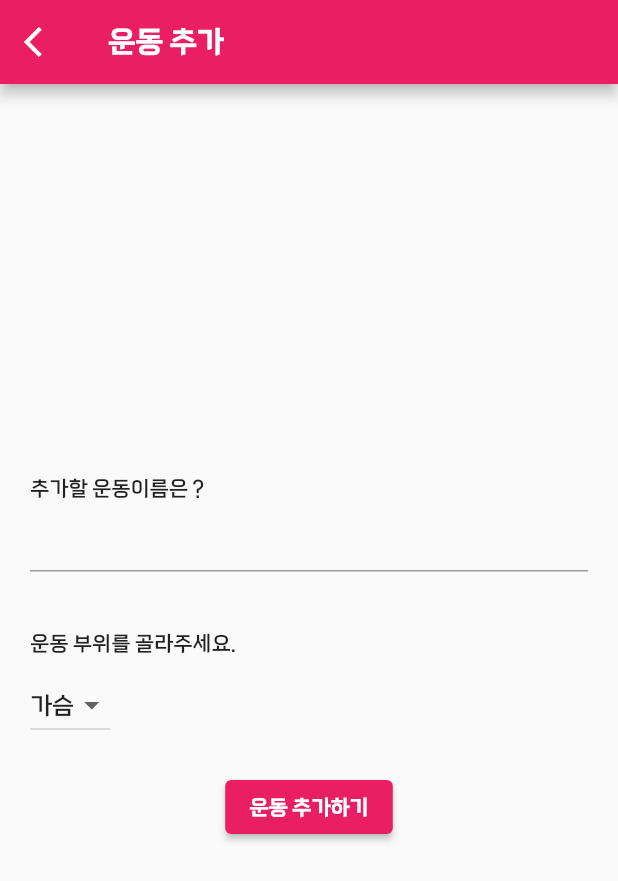
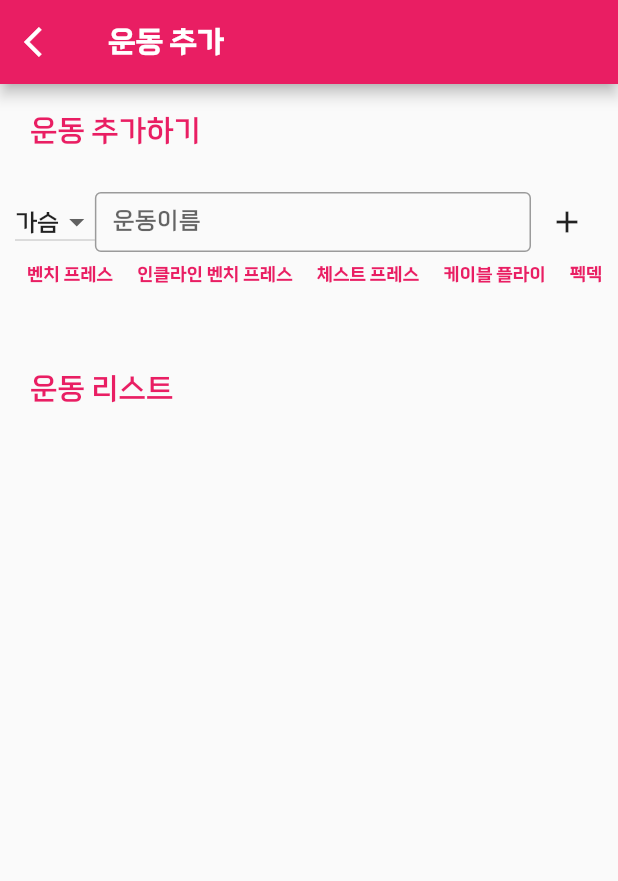
Before and after one commit to keesus/sisyphus, a Flutter app: the screen it shows after launch, after a tap on the "add" icon, on a phone screen of 412 x 824 dp. Shown: the top 881 px of the screen. Run offline on Flutter 3.47's test engine with Material 2 defaults, Android fonts, the phone set to English and light mode, and no system bars; our stand-ins replace shared_preferences, sqflite, wakelock; accounts and stored records are empty.

```diff
--- a/lib/db/db_helper.dart
+++ b/lib/db/db_helper.dart
@@ -137,10 +137,10 @@ class DBHelper {
   }
 
 
-  Future<List<Map<String, dynamic>>> getSetsTemp() async {
+  Future<List<Map<String, dynamic>>> getWorkoutWithBodyPart() async {
     Database db = await instance.database;
-    List<Map<String, dynamic>> sets = await db.query('sets', orderBy: 'created_at');
-    return sets;
+    List<Map<String, dynamic>> result = await db.rawQuery('SELECT * FROM workouts, bodyparts_workouts WHERE workouts.id = bodyparts_workouts.workout ORDER BY workouts.created_at');
+    return result;
   }
 
 
@@ -196,6 +196,7 @@ class DBHelper {
     Database db = await instance.database;
         result = await db.rawQuery('SELECT DISTINCT sets.id, sets.workout, sets.weight, sets.target_num_time, workouts.name, sets.created_at, evaluations.type, evaluations.elapsed_time FROM sets, workouts, evaluations WHERE SUBSTR(sets.created_at, 0, 10) = ? AND sets.workout = workouts.id AND evaluations.set_id = sets.id ORDER BY sets.created_at',[today]);
     return result;
+
   }
 
 
@@ -271,12 +272,8 @@ class DBHelper {
   }
 
   static void deleteSet(int id) async {
-    print('delete set id : $id');
     Database db = await instance.database;
     await db.rawDelete('DELETE FROM sets WHERE id = ? ', [id]);
-    var temp = await db.rawQuery('SELECT * FROM sets ORDER BY created_at DESC');
-    print('sets after delete');
-    print(temp);
   }
 
 }
--- a/lib/screen/add_workout_screen.dart
+++ b/lib/screen/add_workout_screen.dart
@@ -1,8 +1,10 @@
 
+import 'package:collection/collection.dart';
 import 'package:flutter/material.dart';
 import 'package:sisyphus/db/bodyparts_workouts.dart';
 import '../db/db_helper.dart';
 import '../db/workouts.dart';
+import '../utils/dropdownfield.dart';
 
 class AddWorkoutScreen extends StatefulWidget {
   const AddWorkoutScreen({Key? key}) : super(key: key);
@@ -15,18 +17,118 @@ class _AddWorkoutScreenState extends State<AddWorkoutScreen> {
   final textController = TextEditingController();
   late String createdAt;
   late String updatedAt;
-  late String dropdownValue;
+  late String dropdownBodyPartValue;
+  late String dropdownWorkoutNameValue;
+
+  late List<Map<String, dynamic>> workouts;
+  late Map<String, List> workoutsInGroup;
+
+
   final List<String> bodyparts = ['가슴', '등', '어깨', '팔', '하체'];
+
+  List<String> chestEntries = [
+    '벤치 프레스',
+    '인클라인 벤치 프레스',
+    '체스트 프레스',
+    '케이블 플라이',
+    '펙덱 플라이',
+    '딥스',
+    '푸시업'
+  ];
+
+  List<String> backEntries = [
+    '풀 업',
+    '데드 리프트',
+    '랫 풀 다운',
+    '암 풀 다운',
+    '시티드 로우',
+    '바벨 로우',
+    '덤벨 로우',
+  ];
+
+  List<String> sholuderEntries = [
+    '숄더 프레스',
+    '오버 헤드 프레스',
+    '사이드 레터럴 레이즈',
+    '프론트 레이즈',
+    '백 플라이',
+  ];
+
+
+  List<String> armEntries = [
+    '바벨 컬',
+    '덤벨 컬',
+    '머신 컬',
+    '해머 컬',
+    '오버헤드 익스텐션',
+    '덤벨 킥백'
+  ];
+
+  List<String> legEntries = [
+    '스쿼트',
+    '레그 익스텐션',
+    '레그 컬',
+    '레그 프레스',
+  ];
+
+  late List<String> selectedEntries;
 
   @override
   void initState() {
-    dropdownValue = bodyparts.first;
+    dropdownBodyPartValue = bodyparts.first;
+    workoutsInGroup = {};
+    selectedEntries= chestEntries;
+
+    Future.delayed(const Duration(milliseconds: 300), () async{
+      setWorkoutList();
+    });
+
+  }
+
+
+  void setWorkoutList() async {
+    workoutsInGroup = {};
+    workouts = await DBHelper.instance.getWorkoutWithBodyPart();
+    setState(() {
+      workoutsInGroup = groupBy(workouts, (Map obj) => obj['bodypart']).cast<String, List>();
+    });
+  }
+
+
+  void switchRecommendEntries(String value) {
+    selectedEntries = [];
+    switch(value) {
+      case '가슴':
+        setState(() {
+          selectedEntries = chestEntries;
+        });
+        break;
+      case '등':
+        setState(() {
+          selectedEntries = backEntries;
+        });
+        break;
+      case '어깨':
+        setState(() {
+          selectedEntries = sholuderEntries;
+        });
+        break;
+      case '팔':
+        setState(() {
+          selectedEntries = armEntries;
+        });
+        break;
+      case '하체':
+        setState(() {
+          selectedEntries = legEntries;
+        });
+        break;
+    }
   }
 
 
   @override
   Widget build(BuildContext context) {
-
     return Scaffold(
       appBar: AppBar(
         leading: IconButton(
@@ -36,22 +138,22 @@ class _AddWorkoutScreenState extends State<AddWorkoutScreen> {
         title: Text('운동 추가')
       ),
       body: Padding(
-        padding: const EdgeInsets.all(20.0),
-        child: Center(
+        padding: const EdgeInsets.all(10.0),
+        child: SingleChildScrollView(
           child: Column(
             mainAxisSize: MainAxisSize.min,
             children: [
-              Column(
-                mainAxisSize: MainAxisSize.min,
-                crossAxisAlignment: CrossAxisAlignment.start,
+              menuLabel('운동 추가하기'),
+              SizedBox(height: 20),
+              SizedBox(
+                height: 40,
+                child: Row(
+                  mainAxisSize: MainAxisSize.max,
+                  mainAxisAlignment: MainAxisAlignment.spaceEvenly,
                   children: [
-                  Text('추가할 운동이름은 ?'),
-                  TextField(controller: textController),
-                  SizedBox(height: 40,),
-                  Text('운동 부위를 골라주세요.'),
-                  SizedBox(height: 10,),
                     DropdownButton(
-                    value: dropdownValue,
+                      hint: Text('종류'),
+                        value: dropdownBodyPartValue,
                         items: bodyparts.map((String value) {
                           return DropdownMenuItem(
                               value: value,
@@ -60,28 +162,52 @@ class _AddWorkoutScreenState extends State<AddWorkoutScreen> {
                         }).toList(),
                         onChanged: (String? value) {
                           setState(() {
-                        dropdownValue = value!;
+                            dropdownBodyPartValue = value!;
                           });
+                          switchRecommendEntries(value!);
                         }
                     ),
-                  SizedBox(height: 20,),
-                ],
+                    Flexible(
+                      fit: FlexFit.loose,
+                      child: TextField(
+                          decoration: InputDecoration(
+                            border: OutlineInputBorder(),
+                            labelText: '운동이름'
                           ),
-              ElevatedButton(
+                          controller: textController,
+                          onChanged: (String newValue) {
+                          print(newValue);
+                          setState(() {
+                            textController.text = newValue;
+                          });
+                        },
+                      ),
+                    ),
+                    IconButton(
                         onPressed: () async {
                                 createdAt = DateTime.now().toIso8601String();
                                 updatedAt = DateTime.now().toIso8601String();
-                    if(textController.text != null && dropdownValue != null) {
+                                if(textController.text != '' && dropdownBodyPartValue != '') {
                                   var workoutID = await DBHelper.instance.insertWorkouts(Workouts(name: textController.text, created_at: createdAt, updated_at: updatedAt));
-                      await DBHelper.instance.insertBodypartsWorkouts(BodypartsWorkouts(workout: workoutID, bodypart: dropdownValue, createdAt: createdAt, updatedAt: updatedAt));
+                                  await DBHelper.instance.insertBodypartsWorkouts(BodypartsWorkouts(workout: workoutID, bodypart: dropdownBodyPartValue, createdAt: createdAt, updatedAt: updatedAt));
                                   setState(() {
                                     textController.clear();
-                        dropdownValue = bodyparts.first;
+                                    dropdownBodyPartValue = bodyparts.first;
                                   });
+                                  setWorkoutList();
                                 }
                         },
-                  child: Text('운동 추가하기')
+                        icon: Icon(Icons.add)
                     )
+                  ],
+                ),
+              ),
+              workoutEntry(),
+              SizedBox(height: 40),
+              menuLabel('운동 리스트'),
+              SizedBox(height: 20),
+              workoutList()
+
             ],
           ),
         ),
@@ -89,5 +215,65 @@ class _AddWorkoutScreenState extends State<AddWorkoutScreen> {
     );
   }
 
+  Widget workoutEntry() {
+    return SizedBox(
+      height: 30,
+      child: ListView.builder(
+        scrollDirection: Axis.horizontal,
+          shrinkWrap: true,
+          itemCount: selectedEntries.length,
+          itemBuilder: (BuildContext context, int index) {
+            return TextButton(
+                onPressed: () {
+                  setState(() {
+                    textController.text = selectedEntries[index];
+                  });
+                },
+                child: Text(selectedEntries[index], style: TextStyle(color: Colors.pink, fontSize: 12),)
+            );
+          }
+      ),
+    );
+  }
+  Widget menuLabel(String text) {
+    return Padding(
+      padding: const EdgeInsets.all(10.0),
+      child: Row(
+        children: [
+          Text(text, style: TextStyle(fontSize: 20, color: Colors.pink))
+        ],
+      ),
+    );
+  }
 
+  Widget workoutList() {
+    return ListView.builder(
+        shrinkWrap: true,
+        itemCount: workoutsInGroup.length,
+        itemBuilder: (BuildContext context, int index) {
+          return Theme(
+            data: Theme.of(context)
+                .copyWith(dividerColor: Colors.transparent),
+            child: ExpansionTile(
+                initiallyExpanded: false,
+                title: Text(workoutsInGroup.keys.toList()[index].toString()),
+                children: List<Widget>.generate(
+                    workoutsInGroup.entries.toList()[index].value.length, (int i) {
+                  return Padding(
+                    padding: const EdgeInsets.all(10.0),
+                    child: SizedBox(
+                      height: 20,
+                      child: Row(
+                        mainAxisAlignment: MainAxisAlignment.center,
+                        children: [
+                          Text(workoutsInGroup.entries.toList()[index].value.toList()[i]['name'].toString()),
+                        ],
+                      ),
+                    ),
+                  );
+                })
+            ),
+          );
+        });
   }
+}
--- /dev/null
+++ b/lib/utils/dropdownfield.dart
@@ -0,0 +1,311 @@
+// ignore_for_file: unnecessary_statements
+
+library dropdownfield;
+
+import 'package:flutter/material.dart';
+import 'package:flutter/services.dart';
+
+///DropDownField has customized autocomplete text field functionality
+///
+///Parameters
+///
+///value - dynamic - Optional value to be set into the Dropdown field by default when this field renders
+///
+///icon - Widget - Optional icon to be shown to the left of the Dropdown field
+///
+///hintText - String - Optional Hint text to be shown
+///
+///hintStyle - TextStyle - Optional styling for Hint text. Default is normal, gray colored font of size 18.0
+///
+///labelText - String - Optional Label text to be shown
+///
+///labelStyle - TextStyle - Optional styling for Label text. Default is normal, gray colored font of size 18.0
+///
+///required - bool - True will validate that this field has a non-null/non-empty value. Default is false
+///
+///enabled - bool - False will disable the field. You can unset this to use the Dropdown field as a read only form field. Default is true
+///
+///items - List<dynamic> - List of items to be shown as suggestions in the Dropdown. Typically a list of String values.
+///You can supply a static list of values or pass in a dynamic list using a FutureBuilder
+///
+///textStyle - TextStyle - Optional styling for text shown in the Dropdown. Default is bold, black colored font of size 14.0
+///
+///inputFormatters - List<TextInputFormatter> - Optional list of TextInputFormatter to format the text field
+///
+///setter - FormFieldSetter<dynamic> - Optional implementation of your setter method. Will be called internally by Form.save() method
+///
+///onValueChanged - ValueChanged<dynamic> - Optional implementation of code that needs to be executed when the value in the Dropdown
+///field is changed
+///
+///strict - bool - True will validate if the value in this dropdown is amongst those suggestions listed.
+///False will let user type in new values as well. Default is true
+///
+///itemsVisibleInDropdown - int - Number of suggestions to be shown by default in the Dropdown after which the list scrolls. Defaults to 3
+class DropDownField extends FormField<String> {
+  final dynamic value;
+  final Widget? icon;
+  final String? hintText;
+  final TextStyle hintStyle;
+  final String? labelText;
+  final TextStyle labelStyle;
+  final TextStyle textStyle;
+  final bool required;
+  final bool enabled;
+  final List<dynamic>? items;
+  final List<TextInputFormatter>? inputFormatters;
+  final FormFieldSetter<dynamic>? setter;
+  final ValueChanged<dynamic>? onValueChanged;
+  final bool strict;
+  final int itemsVisibleInDropdown;
+
+  /// Controls the text being edited.
+  ///
+  /// If null, this widget will create its own [TextEditingController] and
+  /// initialize its [TextEditingController.text] with [initialValue].
+  final TextEditingController? controller;
+
+  DropDownField(
+      {Key? key,
+        this.controller,
+        this.value,
+        this.required: false,
+        this.icon,
+        this.hintText,
+        this.hintStyle: const TextStyle(
+            fontWeight: FontWeight.normal, color: Colors.grey, fontSize: 18.0),
+        this.labelText,
+        this.labelStyle: const TextStyle(
+            fontWeight: FontWeight.normal, color: Colors.grey, fontSize: 18.0),
+        this.inputFormatters,
+        this.items,
+        this.textStyle: const TextStyle(
+            fontWeight: FontWeight.bold, color: Colors.black, fontSize: 14.0),
+        this.setter,
+        this.onValueChanged,
+        this.itemsVisibleInDropdown: 3,
+        this.enabled: true,
+        this.strict: true})
+      : super(
+    key: key,
+    autovalidateMode: AutovalidateMode.disabled,
+    initialValue: controller != null ? controller.text : (value ?? ''),
+    onSaved: setter,
+    builder: (FormFieldState<String> field) {
+      final DropDownFieldState state = field as DropDownFieldState;
+      final ScrollController _scrollController = ScrollController();
+      final InputDecoration effectiveDecoration = InputDecoration(
+          border: InputBorder.none,
+          filled: true,
+          icon: icon,
+          suffixIcon: IconButton(
+              icon: Icon(Icons.arrow_drop_down,
+                  size: 30.0, color: Colors.black),
+              onPressed: () {
+                SystemChannels.textInput.invokeMethod('TextInput.hide');
+                // ignore: invalid_use_of_protected_member
+                state.setState(() {
+                  state._showdropdown = !state._showdropdown;
+                });
+              }),
+          hintStyle: hintStyle,
+          labelStyle: labelStyle,
+          hintText: hintText,
+          labelText: labelText);
+
+      return Column(
+        mainAxisSize: MainAxisSize.min,
+        children: <Widget>[
+          Row(
+            children: <Widget>[
+              Expanded(
+                child: TextFormField(
+                  maxLengthEnforcement: MaxLengthEnforcement.enforced, autovalidateMode: AutovalidateMode.always, controller: state._effectiveController,
+                  decoration: effectiveDecoration.copyWith(
+                      errorText: field.errorText),
+                  style: textStyle,
+                  textAlign: TextAlign.start,
+                  autofocus: false,
+                  obscureText: false,
+                  maxLines: 1,
+                  validator: (String? newValue) {
+                    if (required) {
+                      if (newValue == null || newValue.isEmpty)
+                        return 'This field cannot be empty!';
+                    }
+
+                    //Items null check added since there could be an initial brief period of time
+                    //when the dropdown items will not have been loaded
+                    if (items != null) {
+                      if (strict &&
+                          newValue!.isNotEmpty &&
+                          !items.contains(newValue))
+                        return 'Invalid value in this field!';
+                    }
+
+                    return null;
+                  },
+                  onSaved: setter,
+                  enabled: enabled,
+                  inputFormatters: inputFormatters,
+                ),
+              ),
+              IconButton(
+                icon: Icon(Icons.close),
+                onPressed: () {
+                  if (!enabled) return;
+                  state.clearValue();
+                },
+              )
+            ],
+          ),
+          !state._showdropdown
+              ? Container()
+              : Container(
+            alignment: Alignment.topCenter,
+            height: itemsVisibleInDropdown *
+                48.0, //limit to default 3 items in dropdownlist view and then remaining scrolls
+            width: MediaQuery.of(field.context).size.width,
+            child: ListView(
+              cacheExtent: 0.0,
+              scrollDirection: Axis.vertical,
+              controller: _scrollController,
+              padding: EdgeInsets.only(left: 40.0),
+              children: items!.isNotEmpty
+                  ? ListTile.divideTiles(
+                  context: field.context,
+                  tiles: state._getChildren(state._items!))
+                  .toList()
+                  : [],
+            ),
+          ),
+        ],
+      );
+    },
+  );
+
+  @override
+  DropDownFieldState createState() => DropDownFieldState();
+}
+
+class DropDownFieldState extends FormFieldState<String> {
+  TextEditingController? _controller;
+  bool _showdropdown = false;
+  bool _isSearching = true;
+  String _searchText = "";
+
+  @override
+  DropDownField get widget => super.widget as DropDownField;
+  TextEditingController? get _effectiveController =>
+      widget.controller ?? _controller;
+
+  List<String>? get _items => widget.items as List<String>?;
+
+  void toggleDropDownVisibility() {}
+
+  void clearValue() {
+    setState(() {
+      _effectiveController!.text = '';
+    });
+  }
+
+  @override
+  void didUpdateWidget(DropDownField oldWidget) {
+    super.didUpdateWidget(oldWidget);
+    if (widget.controller != oldWidget.controller) {
+      oldWidget.controller?.removeListener(_handleControllerChanged);
+      widget.controller?.addListener(_handleControllerChanged);
+
+      if (oldWidget.controller != null && widget.controller == null)
+        _controller =
+            TextEditingController.fromValue(oldWidget.controller!.value);
+      if (widget.controller != null) {
+        setValue(widget.controller!.text);
+        if (oldWidget.controller == null) _controller = null;
+      }
+    }
+  }
+
+  @override
+  void dispose() {
+    widget.controller?.removeListener(_handleControllerChanged);
+    super.dispose();
+  }
+
+  @override
+  void initState() {
+    super.initState();
+    _isSearching = false;
+    if (widget.controller == null) {
+      _controller = TextEditingController(text: widget.initialValue);
+    }
+
+    _effectiveController!.addListener(_handleControllerChanged);
+
+    _searchText = _effectiveController!.text;
+  }
+
+  @override
+  void reset() {
+    super.reset();
+    setState(() {
+      _effectiveController!.text = widget.initialValue!;
+    });
+  }
+
+  List<ListTile> _getChildren(List<String> items) {
+    List<ListTile> childItems = [];
+    for (var item in items) {
+      if (_searchText.isNotEmpty) {
+        if (item.toUpperCase().contains(_searchText.toUpperCase()))
+          childItems.add(_getListTile(item));
+      } else {
+        childItems.add(_getListTile(item));
+      }
+    }
+    _isSearching ? childItems : [];
+    return childItems;
+  }
+
+  ListTile _getListTile(String text) {
+    return ListTile(
+      dense: true,
+      title: Text(
+        text,
+      ),
+      onTap: () {
+        setState(() {
+          _effectiveController!.text = text;
+          _handleControllerChanged();
+          _showdropdown = false;
+          _isSearching = false;
+          if (widget.onValueChanged != null) widget.onValueChanged!(text);
+        });
+      },
+    );
+  }
+
+  void _handleControllerChanged() {
+    // Suppress changes that originated from within this class.
+    //
+    // In the case where a controller has been passed in to this widget, we
+    // register this change listener. In these cases, we'll also receive change
+    // notifications for changes originating from within this class -- for
+    // example, the reset() method. In such cases, the FormField value will
+    // already have been set.
+    if (_effectiveController!.text != value)
+      didChange(_effectiveController!.text);
+
+    if (_effectiveController!.text.isEmpty) {
+      setState(() {
+        _isSearching = false;
+        _searchText = "";
+      });
+    } else {
+      setState(() {
+        _isSearching = true;
+        _searchText = _effectiveController!.text;
+        _showdropdown = true;
+      });
+    }
+  }
+}
--- a/pubspec.yaml
+++ b/pubspec.yaml
@@ -42,7 +42,6 @@ dependencies:
   group_list_view: ^1.1.1
   wakelock: ^0.6.2
   shared_preferences: ^2.1.0
-
 dev_dependencies:
   flutter_test:
     sdk: flutter
```
Also changed, not shown: lib/screen/main_screen.dart (+0 -9 lines), 1 other file. Lines whose indentation alone changed are shown as unchanged.
